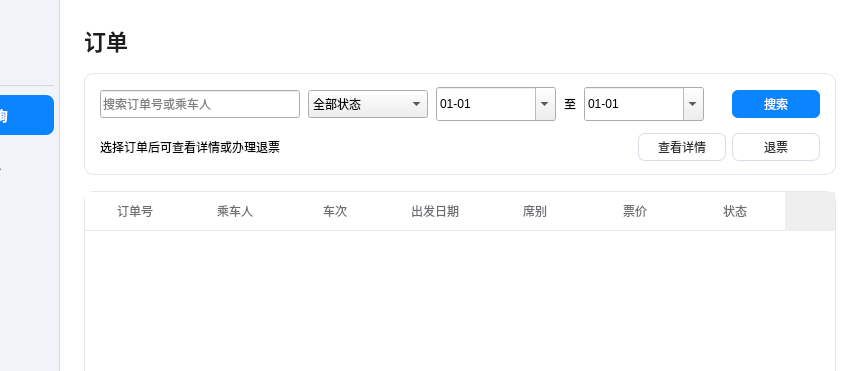
This is src/app/mainwindow.ui in miunerofrade/seu-qt-summer-school as Qt 5 draws it before an edit; both pictures show x 100 to 960 and y 0 to 371 of the 960 by 624 pixel window. The edited form follows.
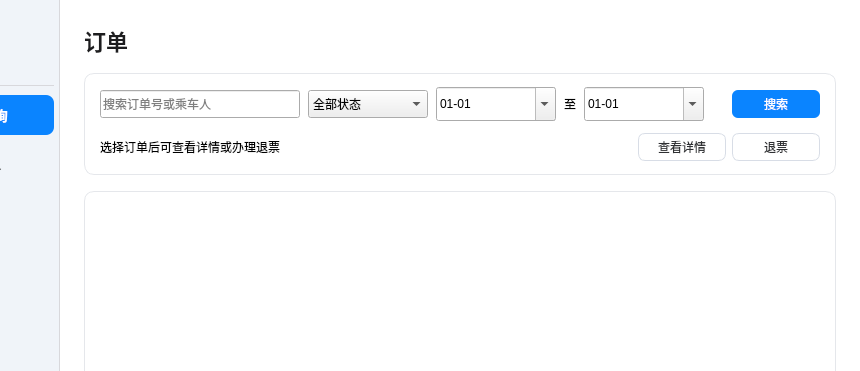
This is the edited form. The open tabs and pages were chosen to show the change. Icons and pictures are not drawn. Custom widgets are drawn as their Qt base class.

Commit message: feat:完善了订单管理

Patch:
```diff
--- a/src/app/mainwindow.ui
+++ b/src/app/mainwindow.ui
@@ -47,6 +47,17 @@
     background-color: #F4F5F7;
     border-color: #E3E5E8;
     color: #A1A1A6;
+}
+
+QMessageBox QPushButton:default {
+    background-color: #0A84FF;
+    border: 1px solid #0A84FF;
+    color: #FFFFFF;
+}
+
+QMessageBox QPushButton:default:hover {
+    background-color: #0071E3;
+    border-color: #0071E3;
 }</string>
    </property>
    <layout class="QHBoxLayout" name="horizontalLayout">
@@ -929,7 +940,7 @@
     border-radius: 10px;
 }
 
-QTableWidget#tableOrders {
+QTableView#tableOrders {
     background-color: #FFFFFF;
     border: 1px solid #E5E7EB;
     border-radius: 10px;
@@ -937,7 +948,7 @@
     gridline-color: #ECEDEF;
 }
 
-QTableWidget#tableOrders QHeaderView::section {
+QTableView#tableOrders QHeaderView::section {
     background-color: #FFFFFF;
     border: none;
     border-bottom: 1px solid #E5E7EB;
@@ -1080,18 +1091,11 @@
          </widget>
         </item>
         <item>
-         <widget class="QTableWidget" name="tableOrders">
+         <widget class="QTableView" name="tableOrders">
           <property name="alternatingRowColors"><bool>true</bool></property>
           <property name="selectionBehavior"><enum>QAbstractItemView::SelectionBehavior::SelectRows</enum></property>
           <property name="selectionMode"><enum>QAbstractItemView::SelectionMode::SingleSelection</enum></property>
           <property name="editTriggers"><enum>QAbstractItemView::EditTrigger::NoEditTriggers</enum></property>
-          <column><property name="text"><string>订单号</string></property></column>
-          <column><property name="text"><string>乘车人</string></property></column>
-          <column><property name="text"><string>车次</string></property></column>
-          <column><property name="text"><string>出发日期</string></property></column>
-          <column><property name="text"><string>席别</string></property></column>
-          <column><property name="text"><string>票价</string></property></column>
-          <column><property name="text"><string>状态</string></property></column>
          </widget>
         </item>
        </layout>
```
Left out of the diff: 17 changed lines with no effect on the pictures. The commit also changes 19 other files.
